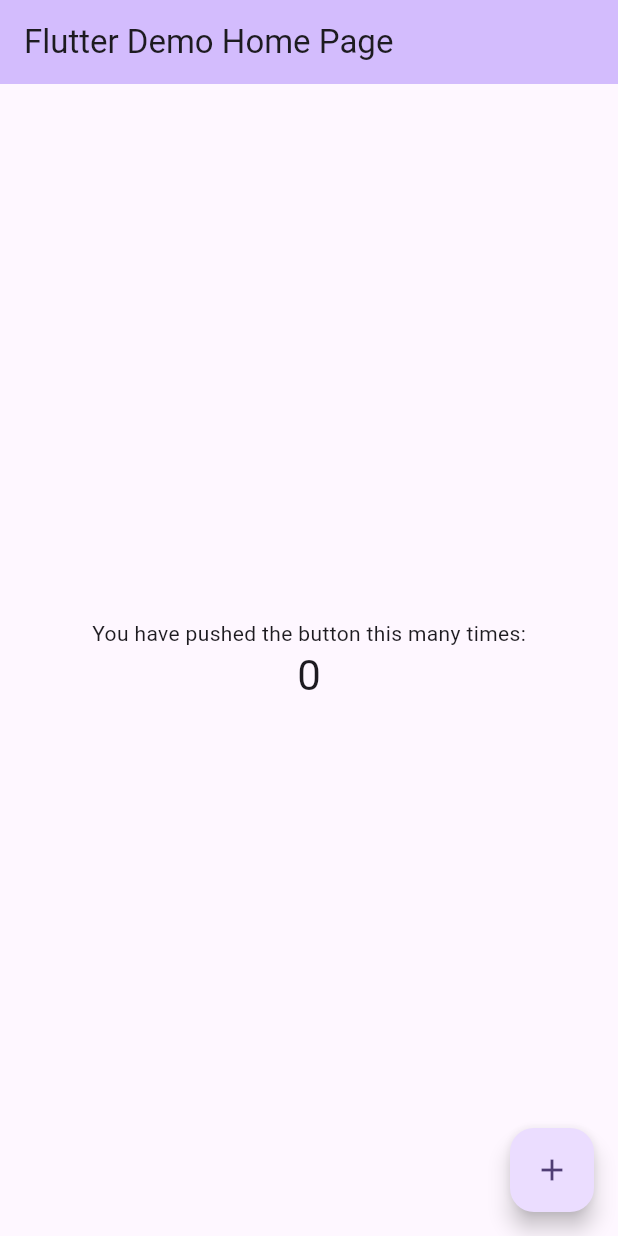
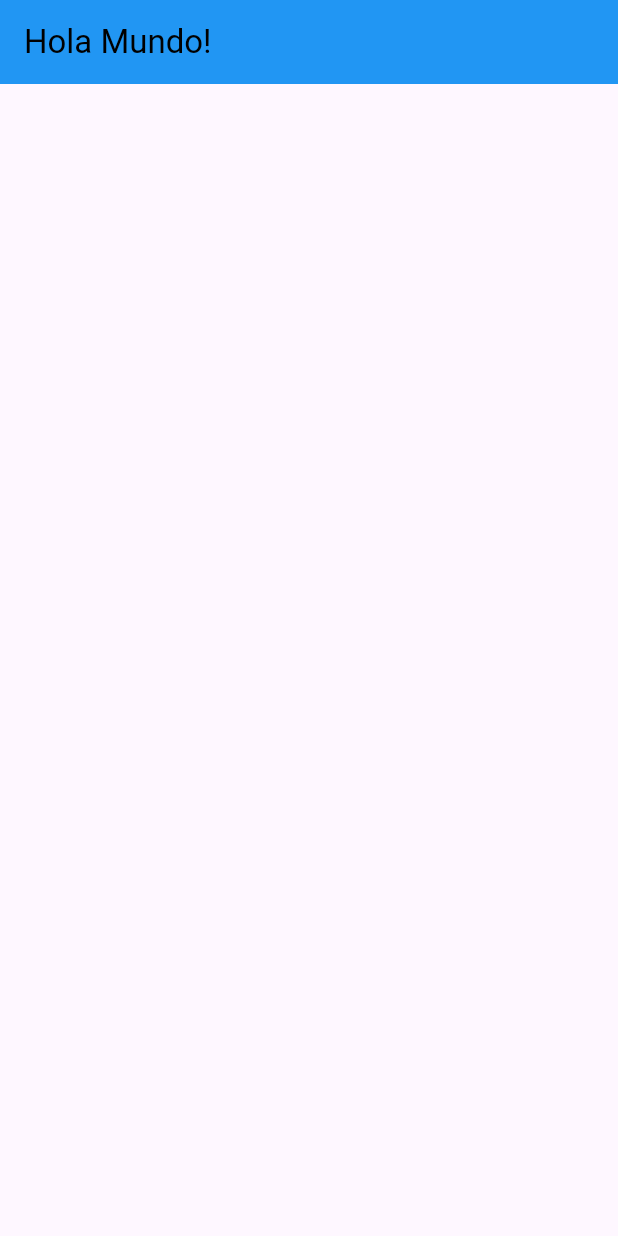
Before and after one commit to jmonsalve622/Proyecto-Ing-SW-10, a Flutter app: the screen it shows after launch, on a phone screen of 412 x 824 dp. Run offline on Flutter 3.47's test engine with Material 3 defaults, Android fonts, the phone set to English and light mode, and no system bars.

Commit message:
Archivos base del proyecto

```diff
--- a/lib/main.dart
+++ b/lib/main.dart
@@ -1,122 +1,24 @@
 import 'package:flutter/material.dart';
+import 'package:proyecto_ing_sw_10/pages/home_page.dart';
 
 void main() {
-  runApp(const MyApp());
+  runApp(const MainApp());
 }
 
-class MyApp extends StatelessWidget {
-  const MyApp({super.key});
+class MainApp extends StatelessWidget {
+  const MainApp({super.key});
 
-  // This widget is the root of your application.
   @override
   Widget build(BuildContext context) {
-    return MaterialApp(
-      title: 'Flutter Demo',
-      theme: ThemeData(
-        // This is the theme of your application.
-        //
-        // TRY THIS: Try running your application with "flutter run". You'll see
-        // the application has a purple toolbar. Then, without quitting the app,
-        // try changing the seedColor in the colorScheme below to Colors.green
-        // and then invoke "hot reload" (save your changes or press the "hot
-        // reload" button in a Flutter-supported IDE, or press "r" if you used
-        // the command line to start the app).
-        //
-        // Notice that the counter didn't reset back to zero; the application
-        // state is not lost during the reload. To reset the state, use hot
-        // restart instead.
-        //
-        // This works for code too, not just values: Most code changes can be
-        // tested with just a hot reload.
-        colorScheme: ColorScheme.fromSeed(seedColor: Colors.deepPurple),
+    return  MaterialApp(
+      home: Scaffold(
+        appBar: AppBar(
+          backgroundColor: Colors.blue,
+          foregroundColor: Colors.black,
+          title: Text("Hola Mundo!")
+        ),
+        body: HomePage()
       ),
-      home: const MyHomePage(title: 'Flutter Demo Home Page'),
     );
   }
 }
-
-class MyHomePage extends StatefulWidget {
-  const MyHomePage({super.key, required this.title});
-
-  // This widget is the home page of your application. It is stateful, meaning
-  // that it has a State object (defined below) that contains fields that affect
-  // how it looks.
-
-  // This class is the configuration for the state. It holds the values (in this
-  // case the title) provided by the parent (in this case the App widget) and
-  // used by the build method of the State. Fields in a Widget subclass are
-  // always marked "final".
-
-  final String title;
-
-  @override
-  State<MyHomePage> createState() => _MyHomePageState();
-}
-
-class _MyHomePageState extends State<MyHomePage> {
-  int _counter = 0;
-
-  void _incrementCounter() {
-    setState(() {
-      // This call to setState tells the Flutter framework that something has
-      // changed in this State, which causes it to rerun the build method below
-      // so that the display can reflect the updated values. If we changed
-      // _counter without calling setState(), then the build method would not be
-      // called again, and so nothing would appear to happen.
-      _counter++;
-    });
-  }
-
-  @override
-  Widget build(BuildContext context) {
-    // This method is rerun every time setState is called, for instance as done
-    // by the _incrementCounter method above.
-    //
-    // The Flutter framework has been optimized to make rerunning build methods
-    // fast, so that you can just rebuild anything that needs updating rather
-    // than having to individually change instances of widgets.
-    return Scaffold(
-      appBar: AppBar(
-        // TRY THIS: Try changing the color here to a specific color (to
-        // Colors.amber, perhaps?) and trigger a hot reload to see the AppBar
-        // change color while the other colors stay the same.
-        backgroundColor: Theme.of(context).colorScheme.inversePrimary,
-        // Here we take the value from the MyHomePage object that was created by
-        // the App.build method, and use it to set our appbar title.
-        title: Text(widget.title),
-      ),
-      body: Center(
-        // Center is a layout widget. It takes a single child and positions it
-        // in the middle of the parent.
-        child: Column(
-          // Column is also a layout widget. It takes a list of children and
-          // arranges them vertically. By default, it sizes itself to fit its
-          // children horizontally, and tries to be as tall as its parent.
-          //
-          // Column has various properties to control how it sizes itself and
-          // how it positions its children. Here we use mainAxisAlignment to
-          // center the children vertically; the main axis here is the vertical
-          // axis because Columns are vertical (the cross axis would be
-          // horizontal).
-          //
-          // TRY THIS: Invoke "debug painting" (choose the "Toggle Debug Paint"
-          // action in the IDE, or press "p" in the console), to see the
-          // wireframe for each widget.
-          mainAxisAlignment: MainAxisAlignment.center,
-          children: <Widget>[
-            const Text('You have pushed the button this many times:'),
-            Text(
-              '$_counter',
-              style: Theme.of(context).textTheme.headlineMedium,
-            ),
-          ],
-        ),
-      ),
-      floatingActionButton: FloatingActionButton(
-        onPressed: _incrementCounter,
-        tooltip: 'Increment',
-        child: const Icon(Icons.add),
-      ), // This trailing comma makes auto-formatting nicer for build methods.
-    );
-  }
-}
--- /dev/null
+++ b/lib/pages/home_page.dart
@@ -0,0 +1,17 @@
+import 'package:flutter/material.dart';
+
+class HomePage extends StatefulWidget {
+  const HomePage({super.key});
+
+  @override
+  State<HomePage> createState() => _HomePageState();
+}
+
+class _HomePageState extends State<HomePage> {
+  @override
+  Widget build(BuildContext context) {
+    return Scaffold(
+
+    );
+  }
+}
```
Also changed, not shown: lib/pages/create_report_page.dart (added, +15 -0 lines), lib/pages/report_page.dart (added, +15 -0 lines), lib/utils/logic.dart (added, +11 -0 lines).
